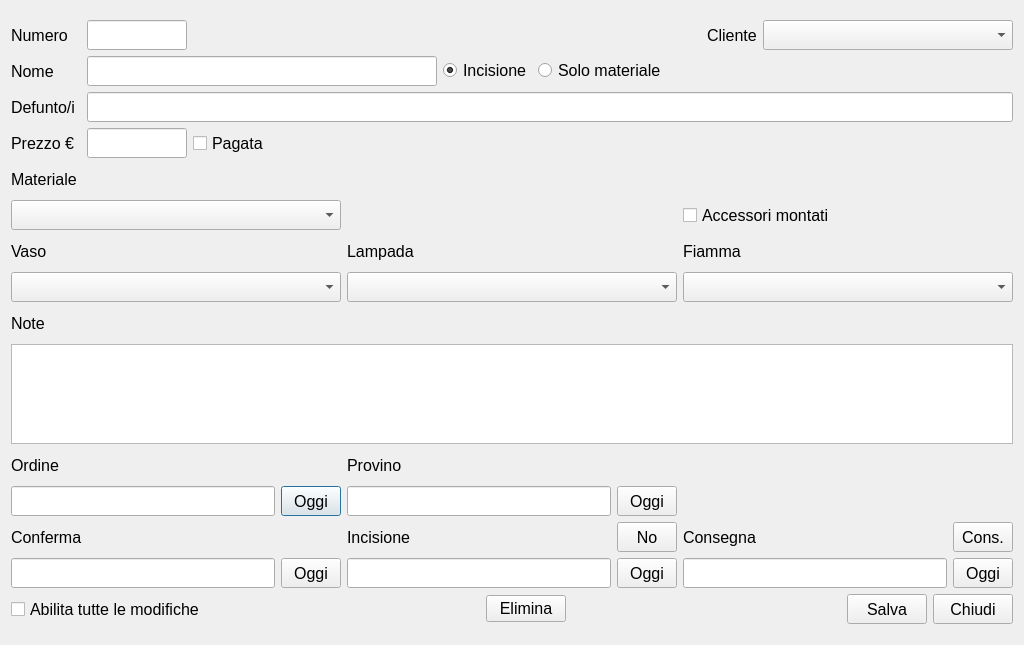
Before: the Qt Designer form Tomb.ui in LuigiCaradonna/funeraria, drawn with Qt 5.
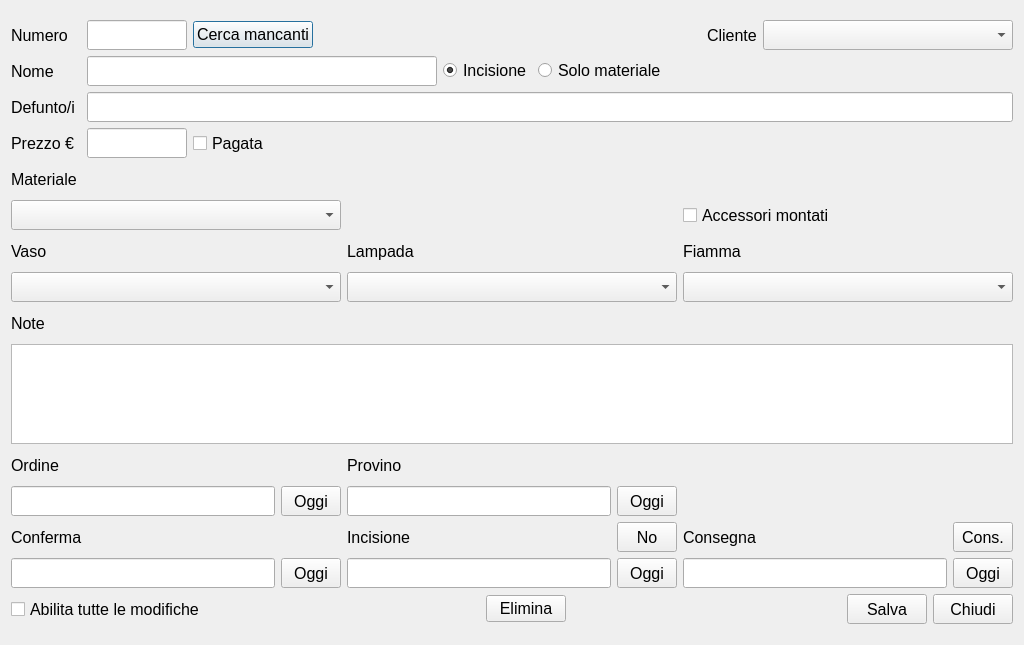
After: the same form once the commit is applied.

What changed in the file:
```diff
--- a/Tomb.ui
+++ b/Tomb.ui
@@ -75,6 +75,18 @@
          </property>
         </widget>
        </item>
+       <item>
+        <widget class="QPushButton" name="btnMissing">
+         <property name="font">
+          <font>
+           <pointsize>12</pointsize>
+          </font>
+         </property>
+         <property name="text">
+          <string>Cerca mancanti</string>
+         </property>
+        </widget>
+       </item>
        <item>
         <spacer name="horizontalSpacer">
          <property name="orientation">
```
